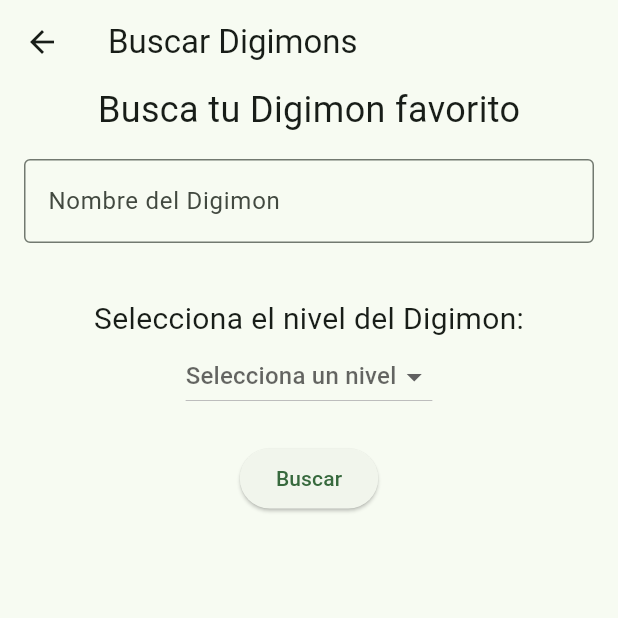
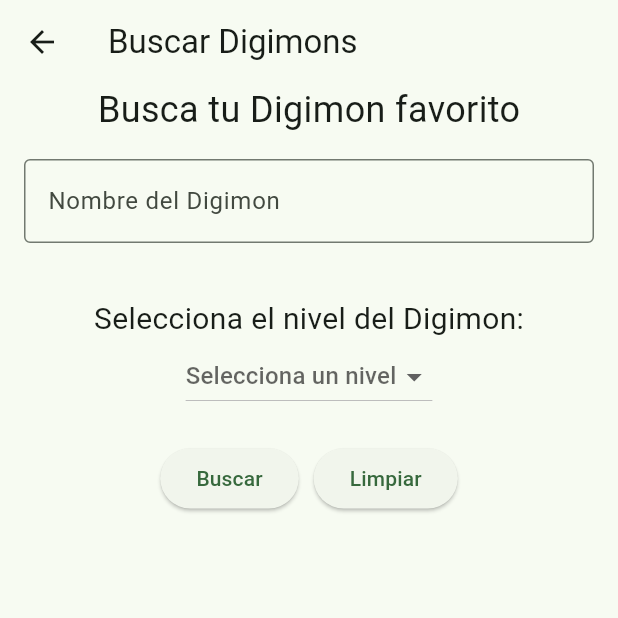
Before and after one commit to JadirMiramontes/frontpflutter, a Flutter app: the DigimonSearchScreen screen opened by its route, on a phone screen of 412 x 824 dp, the top half of it. Run offline on Flutter 3.47's test engine with Material 3 defaults, Android fonts, the phone set to English and light mode, and no system bars; our stand-ins replace flutter_secure_storage; accounts and stored records are empty.

Commit message:
Se agrego el boton para limpiar los campos

```diff
--- a/lib/screens/digimonsearch_screen.dart
+++ b/lib/screens/digimonsearch_screen.dart
@@ -65,6 +65,15 @@ class _DigimonSearchScreenState extends State<DigimonSearchScreen> {
     });
   }
 
+  // Nueva función para limpiar los campos
+  void _clearFields() {
+    _controller.clear(); // Limpiar el TextField
+    setState(() {
+      _selectedLevel = null; // Restablecer el nivel seleccionado
+    });
+    _clearResults(); // Limpiar los resultados de búsqueda
+  }
+
   void _search() {
     if (_controller.text.isNotEmpty) {
       _searchDigimonByName(_controller.text);
@@ -119,9 +128,19 @@ class _DigimonSearchScreenState extends State<DigimonSearchScreen> {
                 }).toList(),
               ),
               const SizedBox(height: 20),
-              ElevatedButton(
-                onPressed: _search,
-                child: const Text('Buscar'),
+              Row(
+                mainAxisAlignment: MainAxisAlignment.center,
+                children: [
+                  ElevatedButton(
+                    onPressed: _search,
+                    child: const Text('Buscar'),
+                  ),
+                  const SizedBox(width: 10),
+                  ElevatedButton(
+                    onPressed: _clearFields,
+                    child: const Text('Limpiar'),
+                  ),
+                ],
               ),
               if (_digimonNames != null) ...[
                 const SizedBox(height: 20),
```
